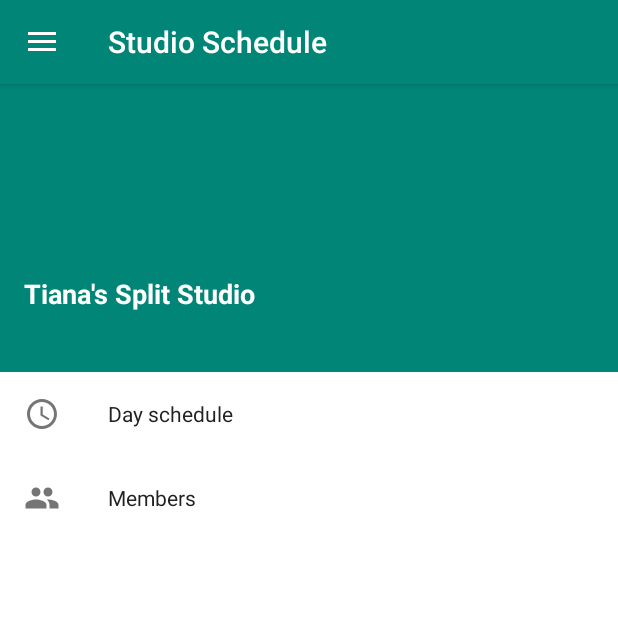
After one commit to nmakarenko/Tiana-Studio-Schedule, an Android app: the fragment NavigationDrawerFragment placed in its activity, on a phone screen of 412 x 824 dp, the top half of it. The commit adds this screen. Run offline under Robolectric (Android 15) with nearby library versions, the phone set to English and light mode, and no system bars.

Commit message:
add left drawer

```diff
--- a/app/build.gradle
+++ b/app/build.gradle
@@ -13,6 +13,7 @@ android {
         versionCode 1
         versionName "1.0"
         testInstrumentationRunner "android.support.test.runner.AndroidJUnitRunner"
+        vectorDrawables.useSupportLibrary = true
     }
     buildTypes {
         release {
@@ -25,8 +26,12 @@ android {
 dependencies {
     implementation fileTree(dir: 'libs', include: ['*.jar'])
     implementation"org.jetbrains.kotlin:kotlin-stdlib-jdk7:$kotlin_version"
+
     implementation 'com.android.support:appcompat-v7:28.0.0'
     implementation 'com.android.support.constraint:constraint-layout:1.1.3'
+    implementation 'com.android.support:cardview-v7:28.0.0'
+    implementation 'com.android.support:design:28.0.0'
+
     testImplementation 'junit:junit:4.12'
     androidTestImplementation 'com.android.support.test:runner:1.0.2'
     androidTestImplementation 'com.android.support.test.espresso:espresso-core:3.0.2'
--- a/app/src/main/java/com/tiana/studioschedule/android/activity/MainActivity.kt
+++ b/app/src/main/java/com/tiana/studioschedule/android/activity/MainActivity.kt
@@ -1,13 +1,66 @@
 package com.tiana.studioschedule.android.activity
 
-import android.support.v7.app.AppCompatActivity
 import android.os.Bundle
+import android.support.v4.content.ContextCompat
+import android.support.v4.view.GravityCompat
+import android.support.v4.widget.DrawerLayout
+import android.support.v7.app.ActionBarDrawerToggle
+import android.view.View
 import com.tiana.studioschedule.R
+import com.tiana.studioschedule.android.activity.abstracts.CustomToolbarActivity
+import com.tiana.studioschedule.android.activity.fragment.DayScheduleFragment
+import kotlinx.android.synthetic.main.activity_main.*
 
-class MainActivity : AppCompatActivity() {
+class MainActivity : CustomToolbarActivity() {
+
+    private var drawerToggle: ActionBarDrawerToggle? = null
+    private var drawerLayout: DrawerLayout? = null
 
     override fun onCreate(savedInstanceState: Bundle?) {
         super.onCreate(savedInstanceState)
         setContentView(R.layout.activity_main)
+
+        supportFragmentManager
+                .beginTransaction()
+                .replace(R.id.page_frame, DayScheduleFragment.newInstance(), DayScheduleFragment.TAG)
+                .commit()
+
+        drawerLayout = findViewById(R.id.drawer_layout)
+        drawerLayout!!.setStatusBarBackgroundColor(
+                ContextCompat.getColor(this, R.color.primary))
+
+        createDrawerToggle()
     }
+
+    private fun createDrawerToggle() {
+        drawerToggle = object : ActionBarDrawerToggle(this, drawerLayout, toolbar,
+                R.string.drawer_open, R.string.drawer_close) {
+
+            override fun onDrawerOpened(drawerView: View) {
+                invalidateOptionsMenu()
+            }
+
+            override fun onDrawerClosed(drawerView: View) {
+                invalidateOptionsMenu()
+            }
+
+        }
+        drawerLayout!!.addDrawerListener(drawerToggle!!)
+        drawerToggle!!.syncState()
+        drawerToggle!!.setToolbarNavigationClickListener {
+            onBackPressed()
+        }
+    }
+
+    override fun onBackPressed() {
+        if (!handleDrawerBackPress()) super.onBackPressed()
+    }
+
+    private fun handleDrawerBackPress(): Boolean =
+            if (drawerLayout!!.isDrawerOpen(GravityCompat.START)) {
+                drawerLayout!!.closeDrawer(GravityCompat.START)
+                true
+            } else {
+                false
+            }
 }
--- /dev/null
+++ b/app/src/main/java/com/tiana/studioschedule/android/activity/abstracts/CustomToolbarActivity.kt
@@ -0,0 +1,25 @@
+package com.tiana.studioschedule.android.activity.abstracts
+
+import android.support.v4.content.ContextCompat
+import android.support.v7.app.AppCompatActivity
+import android.support.v7.widget.Toolbar
+import com.tiana.studioschedule.R
+
+abstract class CustomToolbarActivity : AppCompatActivity() {
+
+    override fun setContentView(view: Int) {
+        super.setContentView(view)
+
+        initToolbar()
+    }
+
+    protected fun initToolbar() {
+        val toolbar = findViewById<Toolbar>(R.id.toolbar)
+        if (toolbar != null) {
+            setSupportActionBar(toolbar)
+            toolbar.setTitleTextColor(ContextCompat.getColor(applicationContext, android.R.color.white))
+            toolbar.setSubtitleTextColor(ContextCompat.getColor(applicationContext, android.R.color.white))
+            supportActionBar!!.setDisplayHomeAsUpEnabled(true)
+        }
+    }
+}
--- /dev/null
+++ b/app/src/main/java/com/tiana/studioschedule/android/activity/fragment/DayScheduleFragment.kt
@@ -0,0 +1,27 @@
+package com.tiana.studioschedule.android.activity.fragment
+
+import android.os.Bundle
+import android.support.v4.app.Fragment
+import android.view.LayoutInflater
+import android.view.View
+import android.view.ViewGroup
+import com.tiana.studioschedule.R
+
+class DayScheduleFragment : Fragment() {
+
+    override fun onCreateView(inflater: LayoutInflater,
+                              container: ViewGroup?,
+                              savedInstanceState: Bundle?): View? {
+        val view = inflater.inflate(R.layout.fragment_day_schedule, container, false)
+        return view
+    }
+
+    companion object {
+        const val TAG = "day_schedule_fragment"
+
+        @JvmStatic
+        fun newInstance() : DayScheduleFragment {
+            return DayScheduleFragment()
+        }
+    }
+}
--- /dev/null
+++ b/app/src/main/java/com/tiana/studioschedule/android/activity/fragment/NavigationDrawerFragment.kt
@@ -0,0 +1,27 @@
+package com.tiana.studioschedule.android.activity.fragment
+
+import android.os.Bundle
+import android.support.v4.app.Fragment
+import android.view.LayoutInflater
+import android.view.View
+import android.view.ViewGroup
+import com.tiana.studioschedule.R
+
+class NavigationDrawerFragment : Fragment() {
+
+    override fun onCreateView(inflater: LayoutInflater,
+                              container: ViewGroup?,
+                              savedInstanceState: Bundle?): View? {
+        val view = inflater.inflate(R.layout.fragment_left_drawer, container, false)
+        return view
+    }
+
+    companion object {
+        const val TAG = "navigation_drawer_fragment"
+
+        @JvmStatic
+        fun newInstance() : NavigationDrawerFragment {
+            return NavigationDrawerFragment()
+        }
+    }
+}
--- /dev/null
+++ b/app/src/main/res/drawable/ic_people.xml
@@ -0,0 +1,5 @@
+<vector android:height="24dp" android:tint="#FFFFFF"
+    android:viewportHeight="24.0" android:viewportWidth="24.0"
+    android:width="24dp" xmlns:android="http://schemas.android.com/apk/res/android">
+    <path android:fillColor="#FF000000" android:pathData="M16,11c1.66,0 2.99,-1.34 2.99,-3S17.66,5 16,5c-1.66,0 -3,1.34 -3,3s1.34,3 3,3zM8,11c1.66,0 2.99,-1.34 2.99,-3S9.66,5 8,5C6.34,5 5,6.34 5,8s1.34,3 3,3zM8,13c-2.33,0 -7,1.17 -7,3.5L1,19h14v-2.5c0,-2.33 -4.67,-3.5 -7,-3.5zM16,13c-0.29,0 -0.62,0.02 -0.97,0.05 1.16,0.84 1.97,1.97 1.97,3.45L17,19h6v-2.5c0,-2.33 -4.67,-3.5 -7,-3.5z"/>
+</vector>
--- /dev/null
+++ b/app/src/main/res/drawable/ic_schedule.xml
@@ -0,0 +1,5 @@
+<vector android:height="24dp" android:tint="#FFFFFF"
+    android:viewportHeight="24.0" android:viewportWidth="24.0"
+    android:width="24dp" xmlns:android="http://schemas.android.com/apk/res/android">
+    <path android:fillColor="#FF000000" android:pathData="M11.99,2C6.47,2 2,6.48 2,12s4.47,10 9.99,10C17.52,22 22,17.52 22,12S17.52,2 11.99,2zM12,20c-4.42,0 -8,-3.58 -8,-8s3.58,-8 8,-8 8,3.58 8,8 -3.58,8 -8,8zM12.5,7L11,7v6l5.25,3.15 0.75,-1.23 -4.5,-2.67z"/>
+</vector>
--- a/app/src/main/res/layout/activity_main.xml
+++ b/app/src/main/res/layout/activity_main.xml
@@ -1,18 +1,51 @@
 <?xml version="1.0" encoding="utf-8"?>
-<android.support.constraint.ConstraintLayout xmlns:android="http://schemas.android.com/apk/res/android"
-    xmlns:app="http://schemas.android.com/apk/res-auto"
-    xmlns:tools="http://schemas.android.com/tools"
+<android.support.v4.widget.DrawerLayout
+    android:id="@+id/drawer_layout"
     android:layout_width="match_parent"
     android:layout_height="match_parent"
-    tools:context=".android.activity.MainActivity">
 
-    <TextView
-        android:layout_width="wrap_content"
-        android:layout_height="wrap_content"
-        android:text="Hello World!"
-        app:layout_constraintBottom_toBottomOf="parent"
-        app:layout_constraintLeft_toLeftOf="parent"
-        app:layout_constraintRight_toRightOf="parent"
-        app:layout_constraintTop_toTopOf="parent" />
+    android:fitsSystemWindows="true"
+    xmlns:app="http://schemas.android.com/apk/res-auto"
+    xmlns:android="http://schemas.android.com/apk/res/android">
 
-</android.support.constraint.ConstraintLayout>
+    <android.support.design.widget.CoordinatorLayout
+        android:layout_width="match_parent"
+        android:layout_height="match_parent"
+        xmlns:android="http://schemas.android.com/apk/res/android"
+        xmlns:app="http://schemas.android.com/apk/res-auto">
+
+        <android.support.design.widget.AppBarLayout
+            android:id="@+id/appBarLayout"
+            android:layout_width="match_parent"
+            android:layout_height="wrap_content"
+            android:theme="@style/ThemeOverlay.AppCompat.Dark.ActionBar">
+
+            <android.support.v7.widget.Toolbar
+                android:id="@+id/toolbar"
+                android:layout_width="match_parent"
+                android:layout_height="?attr/actionBarSize"
+                app:layout_scrollFlags="scroll|enterAlways"/>
+
+        </android.support.design.widget.AppBarLayout>
+
+        <FrameLayout
+            android:id="@+id/page_frame"
+            android:layout_width="match_parent"
+            android:layout_height="match_parent"
+            app:layout_behavior="@string/appbar_scrolling_view_behavior"
+            />
+
+    </android.support.design.widget.CoordinatorLayout>
+
+    <fragment
+        android:id="@+id/left_drawer_fragment"
+
+        android:layout_width="@dimen/left_drawer_width"
+        android:layout_height="match_parent"
+        class="com.tiana.studioschedule.android.activity.fragment.NavigationDrawerFragment"
+        layout="@layout/fragment_left_drawer"
+
+        android:layout_gravity="start"
+        />
+
+</android.support.v4.widget.DrawerLayout>
--- /dev/null
+++ b/app/src/main/res/layout/fragment_day_schedule.xml
@@ -0,0 +1,12 @@
+<?xml version="1.0" encoding="utf-8"?>
+<android.support.constraint.ConstraintLayout
+    xmlns:android="http://schemas.android.com/apk/res/android"
+    android:layout_width="match_parent"
+    android:layout_height="match_parent">
+
+    <TextView
+        android:layout_width="wrap_content"
+        android:layout_height="wrap_content"
+        android:text="Hello"/>
+
+</android.support.constraint.ConstraintLayout>
--- /dev/null
+++ b/app/src/main/res/layout/fragment_left_drawer.xml
@@ -0,0 +1,20 @@
+<?xml version="1.0" encoding="utf-8"?>
+<LinearLayout android:id="@+id/drawer_content"
+    android:layout_width="match_parent"
+    android:layout_height="match_parent"
+    android:background="@android:color/white"
+    android:clickable="true"
+    android:focusable="true"
+    android:orientation="vertical"
+    android:fitsSystemWindows="true"
+    xmlns:android="http://schemas.android.com/apk/res/android">
+
+    <include
+        android:id="@+id/drawer_header"
+        layout="@layout/view_left_drawer_header"/>
+
+    <include
+        android:id="@+id/drawer_menu"
+        layout="@layout/view_left_drawer_navigation"/>
+
+</LinearLayout>
--- /dev/null
+++ b/app/src/main/res/layout/view_left_drawer_header.xml
@@ -0,0 +1,44 @@
+<?xml version="1.0" encoding="utf-8"?>
+
+<FrameLayout android:layout_width="match_parent"
+    android:layout_height="wrap_content"
+    xmlns:android="http://schemas.android.com/apk/res/android"
+    xmlns:tools="http://schemas.android.com/tools"
+    xmlns:app="http://schemas.android.com/apk/res-auto">
+
+    <ImageView
+        android:id="@+id/user_bg"
+        android:layout_width="match_parent"
+        android:layout_height="192dp"
+        android:background="@color/primary"
+        android:contentDescription="@null"
+        android:scaleType="centerCrop" />
+
+    <android.support.constraint.ConstraintLayout
+        android:layout_width="match_parent"
+        android:layout_height="match_parent"
+
+        android:fitsSystemWindows="true"
+        tools:showIn="@layout/fragment_left_drawer">
+
+
+        <TextView
+            android:id="@+id/tv_user_name"
+            android:layout_width="0dp"
+            android:layout_height="wrap_content"
+            android:layout_marginBottom="40dp"
+            android:layout_marginLeft="16dp"
+            android:layout_marginRight="16dp"
+            android:ellipsize="end"
+            android:singleLine="true"
+            android:textSize="@dimen/title_text_size"
+            android:textColor="@android:color/white"
+            android:text="@string/drawer_title"
+            android:textStyle="bold"
+
+            app:layout_constraintEnd_toEndOf="parent"
+            app:layout_constraintStart_toStartOf="parent"
+            app:layout_constraintBottom_toBottomOf="parent" />
+
+    </android.support.constraint.ConstraintLayout>
+</FrameLayout>
--- /dev/null
+++ b/app/src/main/res/layout/view_left_drawer_navigation.xml
@@ -0,0 +1,67 @@
+<?xml version="1.0" encoding="utf-8"?>
+
+<LinearLayout
+    android:layout_width="match_parent"
+    android:layout_height="wrap_content"
+    xmlns:app="http://schemas.android.com/apk/res-auto"
+    android:id="@+id/drawer_menu_content"
+    xmlns:android="http://schemas.android.com/apk/res/android"
+    android:orientation="vertical">
+
+    <LinearLayout
+        android:layout_width="match_parent"
+        android:layout_height="wrap_content"
+        android:orientation="horizontal"
+        android:gravity="center_vertical"
+        android:id="@+id/layout_day_schedule_item"
+        android:padding="16dp"
+        android:background="?android:attr/selectableItemBackground">
+
+        <ImageView
+            android:layout_width="wrap_content"
+            android:layout_height="wrap_content"
+            app:srcCompat="@drawable/ic_schedule"
+            android:contentDescription="@null"
+            android:tint="@color/md_grey_600"
+            />
+
+        <TextView
+            android:layout_width="match_parent"
+            android:layout_height="wrap_content"
+            android:textSize="@dimen/secondary_text_size"
+            android:textColor="@color/md_grey_900"
+            android:layout_marginStart="32dp"
+            android:text="@string/menu_day_schedule"
+            />
+
+    </LinearLayout>
+
+    <LinearLayout
+        android:layout_width="match_parent"
+        android:layout_height="wrap_content"
+        android:orientation="horizontal"
+        android:gravity="center_vertical"
+        android:id="@+id/layout_members_item"
+        android:padding="16dp"
+        android:background="?android:attr/selectableItemBackground">
+
+        <ImageView
+            android:layout_width="wrap_content"
+            android:layout_height="wrap_content"
+            app:srcCompat="@drawable/ic_people"
+            android:contentDescription="@null"
+            android:tint="@color/md_grey_600"
+            />
+
+        <TextView
+            android:layout_width="match_parent"
+            android:layout_height="wrap_content"
+            android:textSize="@dimen/secondary_text_size"
+            android:textColor="@color/md_grey_900"
+            android:layout_marginStart="32dp"
+            android:text="@string/menu_members"
+            />
+
+    </LinearLayout>
+
+</LinearLayout>
--- a/app/src/main/res/values/colors.xml
+++ b/app/src/main/res/values/colors.xml
@@ -1,6 +1,10 @@
 <?xml version="1.0" encoding="utf-8"?>
 <resources>
-    <color name="colorPrimary">#008577</color>
-    <color name="colorPrimaryDark">#00574B</color>
-    <color name="colorAccent">#D81B60</color>
+    <color name="primary">#008577</color>
+    <color name="primary_dark">#00574B</color>
+    <color name="accent">#D81B60</color>
+
+    <color name="md_grey_900">#212121</color>
+    <color name="md_grey_600">#757575</color>
+    <color name="md_grey_500">#9E9E9E</color>
 </resources>
--- /dev/null
+++ b/app/src/main/res/values/dimens.xml
@@ -0,0 +1,8 @@
+<?xml version="1.0" encoding="utf-8"?>
+<resources>
+    <dimen name="title_text_size">18sp</dimen>
+    <dimen name="primary_text_size">16sp</dimen>
+    <dimen name="secondary_text_size">14sp</dimen>
+
+    <dimen name="left_drawer_width">300dp</dimen>
+</resources>
--- a/app/src/main/res/values/strings.xml
+++ b/app/src/main/res/values/strings.xml
@@ -1,3 +1,8 @@
 <resources>
     <string name="app_name">Studio Schedule</string>
+    <string name="drawer_title">Tiana\'s Split Studio</string>
+    <string name="menu_members">Members</string>
+    <string name="menu_day_schedule">Day schedule</string>
+    <string name="drawer_open">Open</string>
+    <string name="drawer_close">Close</string>
 </resources>
--- a/app/src/main/res/values/styles.xml
+++ b/app/src/main/res/values/styles.xml
@@ -1,11 +1,11 @@
 <resources>
 
     <!-- Base application theme. -->
-    <style name="AppTheme" parent="Theme.AppCompat.Light.DarkActionBar">
+    <style name="AppTheme" parent="Theme.AppCompat.Light.NoActionBar">
         <!-- Customize your theme here. -->
-        <item name="colorPrimary">@color/colorPrimary</item>
-        <item name="colorPrimaryDark">@color/colorPrimaryDark</item>
-        <item name="colorAccent">@color/colorAccent</item>
+        <item name="colorPrimary">@color/primary</item>
+        <item name="colorPrimaryDark">@color/primary_dark</item>
+        <item name="colorAccent">@color/accent</item>
     </style>
 
 </resources>
```
